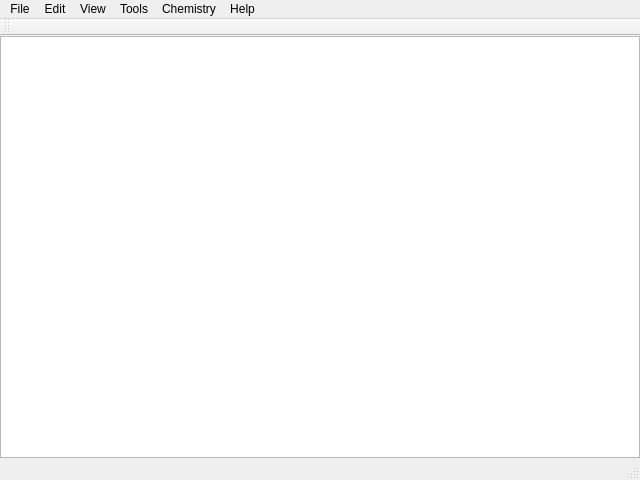
ksharindam/chemcanvas, file data/mainwindow.ui: the form before one commit.
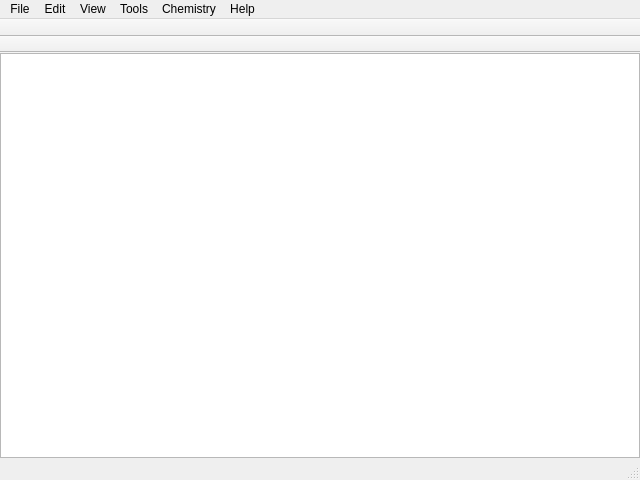
The form after the commit. Icons and pictures are not drawn.

```diff
--- a/data/mainwindow.ui
+++ b/data/mainwindow.ui
@@ -101,6 +101,9 @@
    <property name="windowTitle">
     <string>toolBar</string>
    </property>
+   <property name="movable">
+    <bool>false</bool>
+   </property>
    <attribute name="toolBarArea">
     <enum>TopToolBarArea</enum>
    </attribute>
@@ -108,6 +111,20 @@
     <bool>false</bool>
    </attribute>
   </widget>
+  <widget class="QToolBar" name="subToolBar">
+   <property name="windowTitle">
+    <string>toolBar_2</string>
+   </property>
+   <property name="movable">
+    <bool>false</bool>
+   </property>
+   <attribute name="toolBarArea">
+    <enum>TopToolBarArea</enum>
+   </attribute>
+   <attribute name="toolBarBreak">
+    <bool>true</bool>
+   </attribute>
+  </widget>
   <action name="actionOpen">
    <property name="icon">
     <iconset resource="resources.qrc">
```
Left out of the diff: 4 changed lines with no effect on the pictures.
